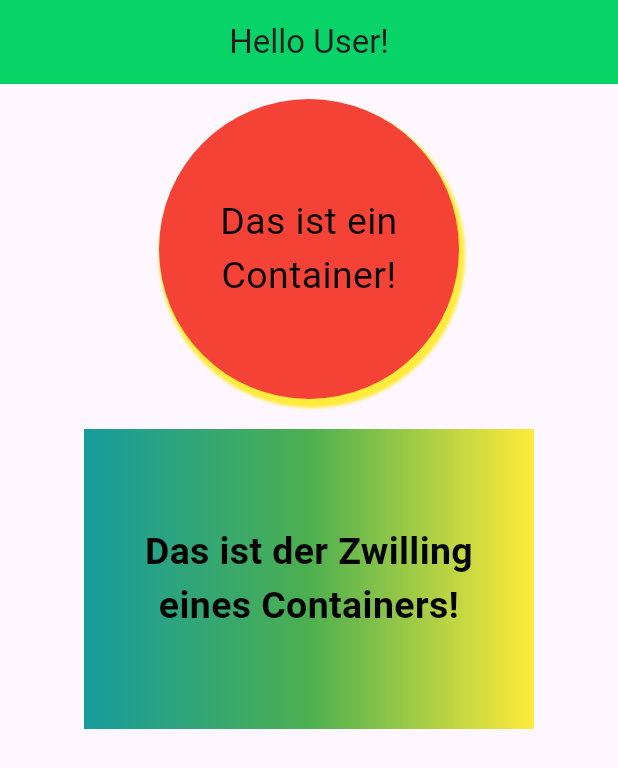
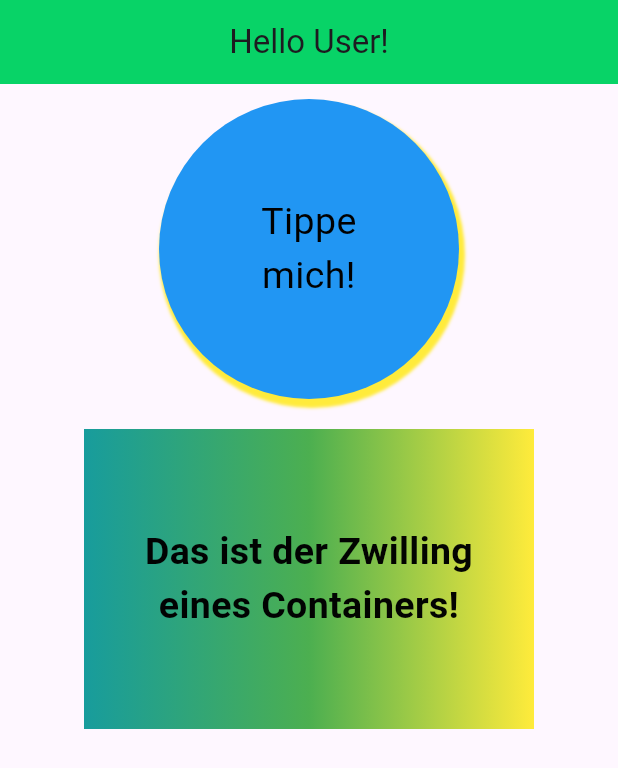
Before and after one commit to SHADOW383-svg/First-Flutter, a Flutter app: the screen it shows after launch, on a phone screen of 412 x 824 dp. Shown: the top 768 px of the screen. Run offline on Flutter 3.47's test engine with Material 3 defaults, Android fonts, the light colour scheme and no system bars.

Commit message:
animatead Button

```diff
--- a/lib/main.dart
+++ b/lib/main.dart
@@ -21,31 +21,53 @@ class MyApp extends StatelessWidget {
   }
 }
 
-class MyHomePage extends StatelessWidget {
+class MyHomePage extends StatefulWidget {
   const MyHomePage({super.key});
+
+  @override
+  State<MyHomePage> createState() => _MyHomePageState();
+}
+
+class _MyHomePageState extends State<MyHomePage> {
+  // Liste mit Farben, die durchgewechselt werden sollen
+  final List<Color> circleColors = [
+    Colors.red,
+    Colors.blue,
+    Colors.green,
+    Colors.orange,
+    Colors.purple,
+  ];
+
+  int currentIndex = 1; // Startfarbe
+
+  void changeColor() {
+    setState(() {
+      currentIndex = (currentIndex + 1) % circleColors.length;
+    });
+  }
 
   @override
   Widget build(BuildContext context) {
     return Scaffold(
       appBar: AppBar(
-        title: Text("Hello User!"),
-        backgroundColor: Color.fromARGB(250, 3, 210, 100),
+        title: const Text("Hello User!"),
+        backgroundColor: const Color.fromARGB(250, 3, 210, 100),
         centerTitle: true,
       ),
       body: Column(
-        children: <Widget>[
+        children: [
           Center(
-            child: Column(
-              children: [
-                Container(
+            child: GestureDetector(
+              onTap: changeColor,
+              child: AnimatedContainer(
+                duration: const Duration(seconds: 2),
                 width: 200,
                 height: 200,
-                  padding: EdgeInsetsGeometry.all(35),
-                  margin: EdgeInsets.all(10),
+                padding: const EdgeInsets.all(35),
+                margin: const EdgeInsets.all(10),
                 alignment: Alignment.center,
-
                 decoration: BoxDecoration(
-                    color: Colors.red,
+                  color: circleColors[currentIndex],
                   shape: BoxShape.circle,
                   boxShadow: [
                     BoxShadow(
@@ -56,20 +78,17 @@ class MyHomePage extends StatelessWidget {
                     ),
                   ],
                 ),
-                  child: Center(
+                child: const Center(
                   child: Text(
-                      "Das ist ein Container!",
+                    "Tippe mich!",
                     textAlign: TextAlign.center,
-                      style: TextStyle(
-                        color: Color.fromARGB(250, 0, 0, 0),
-                        fontSize: 25,
+                    style: TextStyle(color: Colors.black, fontSize: 25),
                   ),
                 ),
               ),
             ),
-              ],
           ),
-          ),
+
           Container(
             //color: Color.fromARGB(248, 13, 184, 24),
             width: 300,
```
Also changed, not shown: pubspec.yaml (line endings or trailing spaces). Lines whose indentation alone changed are shown as unchanged.
